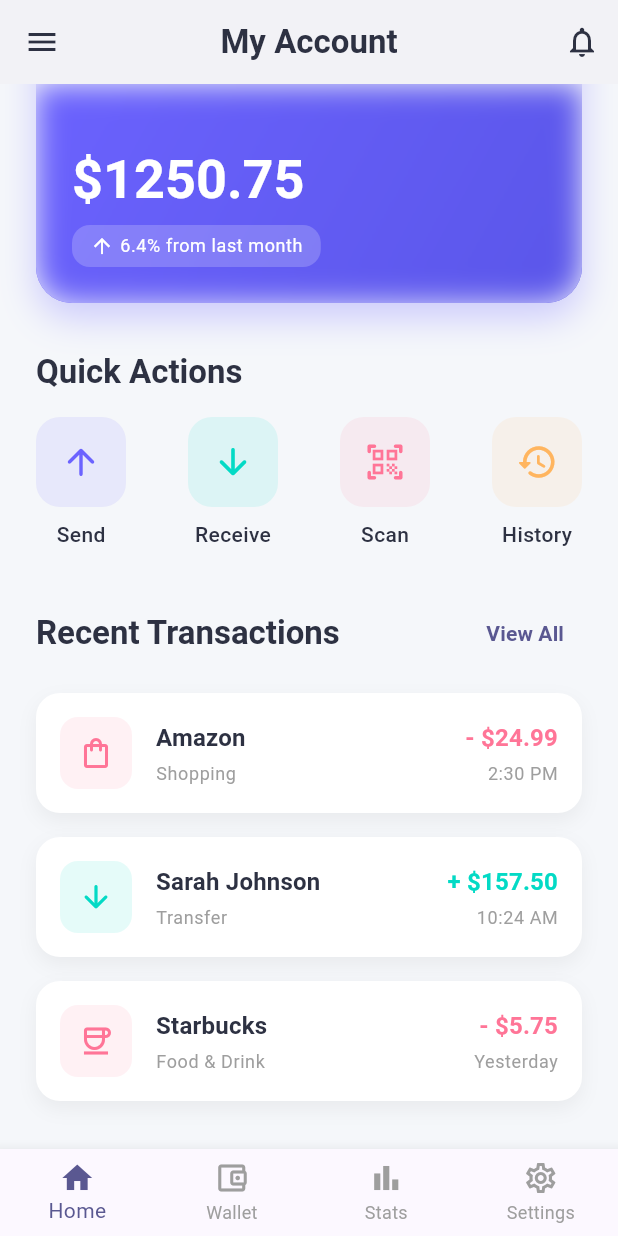
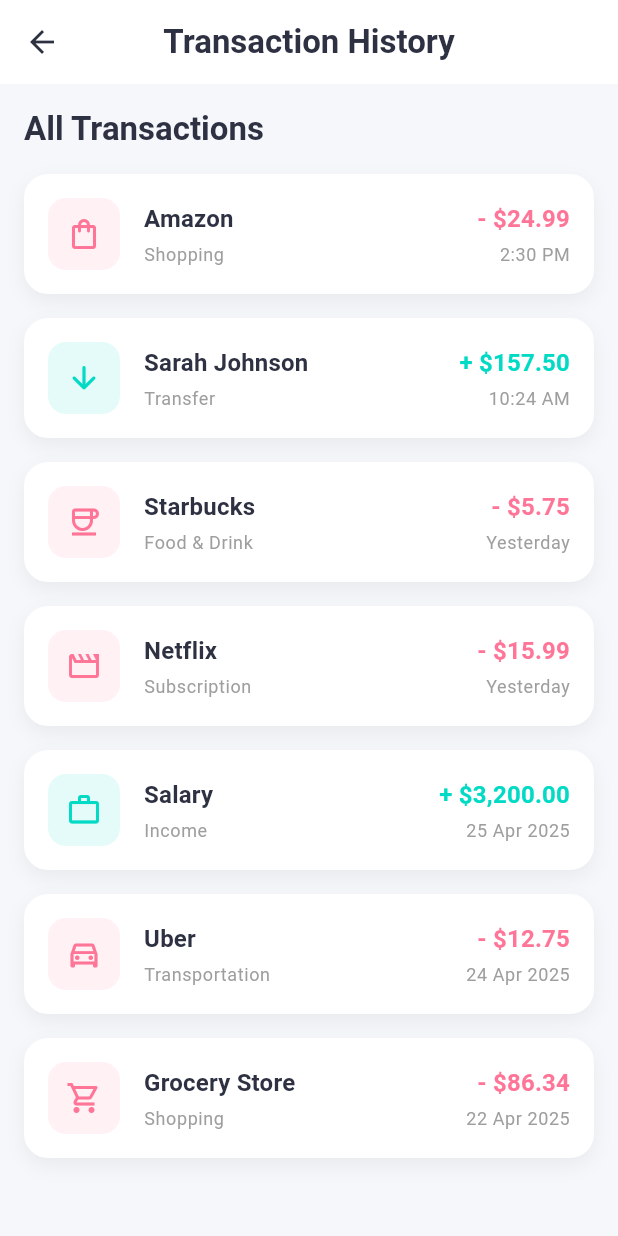
Before and after one commit to XKolz/user_card_app, a Flutter app: the screen it shows after launch, scrolled down 168 dp, after a tap on "View All", on a phone screen of 412 x 824 dp. Run offline on Flutter 3.47's test engine with Material 3 defaults, Android fonts, the phone set to English and light mode, and no system bars; Roboto replaces fonts that are missing (Poppins).

Commit message:
Added the transaction screen

```diff
--- a/lib/screens/home/user_balance_card.dart
+++ b/lib/screens/home/user_balance_card.dart
@@ -1,6 +1,7 @@
 import 'package:flutter/material.dart';
 import 'dart:ui';
 import '../../theme/app_theme.dart';
+import '../transactions/transaction_history_screen.dart';
 
 class UserBalanceCard extends StatelessWidget {
   final String userName;
@@ -93,7 +94,6 @@
                   ],
                 ),
 
-                // Rest of the content remains the same
                 const SizedBox(height: 32.0),
 
                 // Balance Card
@@ -188,7 +188,6 @@
                   ),
                 ),
 
-                // Rest of your UI code...
                 const SizedBox(height: 32.0),
 
                 // Quick actions
@@ -239,7 +238,13 @@
                       'History',
                       AppTheme.orangeColor,
                       () {
-                        print('History button clicked');
+                        // Navigate to transaction history
+                        Navigator.push(
+                          context,
+                          MaterialPageRoute(
+                            builder: (context) => const TransactionHistoryScreen(),
+                          ),
+                        );
                       },
                     ),
                   ],
@@ -260,7 +265,13 @@
                     ),
                     TextButton(
                       onPressed: () {
-                        print('View all transactions clicked');
+                        // Navigate to transaction history screen
+                        Navigator.push(
+                          context,
+                          MaterialPageRoute(
+                            builder: (context) => const TransactionHistoryScreen(),
+                          ),
+                        );
                       },
                       child: Text(
                         'View All',
@@ -317,7 +328,7 @@
     );
   }
 
-  // Your helper methods remain the same
+  // Helper methods
   Widget _buildActionButton(
     BuildContext context,
     IconData icon,
@@ -325,7 +336,6 @@
     Color color,
     VoidCallback onPressed,
   ) {
-    // Implementation unchanged
     return GestureDetector(
       onTap: onPressed,
       child: Column(
@@ -367,7 +377,6 @@
     IconData icon,
     String time,
   ) {
-    // Implementation unchanged
     final bool isNegative = amount.contains('-');
 
     return Container(
--- a/lib/screens/main_app.dart
+++ b/lib/screens/main_app.dart
@@ -4,6 +4,7 @@
 import 'wallet/wallet_screen.dart';
 import 'stats/stats_screen.dart';
 import 'settings/settings_screen.dart';
+import 'transactions/transaction_history_screen.dart';
 
 class MainApp extends StatefulWidget {
   const MainApp({Key? key}) : super(key: key);
@@ -105,8 +106,13 @@
             onTap: () {
               // Close the drawer first
               Navigator.pop(context);
-              // Show history page or dialog
-              print('Transaction History clicked');
+              // Navigate to Transaction History screen
+              Navigator.push(
+                context,
+                MaterialPageRoute(
+                  builder: (context) => const TransactionHistoryScreen(),
+                ),
+              );
             },
           ),
           _buildDrawerItem(
--- /dev/null
+++ b/lib/screens/transactions/transaction_history_screen.dart
@@ -0,0 +1,204 @@
+import 'package:flutter/material.dart';
+import '../../theme/app_theme.dart';
+
+class TransactionHistoryScreen extends StatelessWidget {
+  const TransactionHistoryScreen({Key? key}) : super(key: key);
+
+  @override
+  Widget build(BuildContext context) {
+    return Scaffold(
+      backgroundColor: AppTheme.backgroundColor,
+      appBar: AppBar(
+        title: const Text('Transaction History'),
+        centerTitle: true,
+        backgroundColor: Colors.white,
+        foregroundColor: AppTheme.darkTextColor,
+        elevation: 0,
+        leading: IconButton(
+          icon: const Icon(Icons.arrow_back),
+          onPressed: () => Navigator.pop(context),
+        ),
+      ),
+      body: SafeArea(
+        child: Padding(
+          padding: const EdgeInsets.all(16.0),
+          child: Column(
+            crossAxisAlignment: CrossAxisAlignment.start,
+            children: [
+              Text(
+                'All Transactions',
+                style: Theme.of(context).textTheme.titleLarge?.copyWith(
+                  color: AppTheme.darkTextColor,
+                  fontWeight: FontWeight.bold,
+                ),
+              ),
+              const SizedBox(height: 16.0),
+              Expanded(
+                child: ListView(
+                  children: [
+                    _buildTransactionItem(
+                      context,
+                      'Amazon',
+                      'Shopping',
+                      '- \$24.99',
+                      AppTheme.redColor,
+                      Icons.shopping_bag_outlined,
+                      '2:30 PM',
+                    ),
+                    const SizedBox(height: 16.0),
+                    _buildTransactionItem(
+                      context,
+                      'Sarah Johnson',
+                      'Transfer',
+                      '+ \$157.50',
+                      AppTheme.secondaryColor,
+                      Icons.arrow_downward_rounded,
+                      '10:24 AM',
+                    ),
+                    const SizedBox(height: 16.0),
+                    _buildTransactionItem(
+                      context,
+                      'Starbucks',
+                      'Food & Drink',
+                      '- \$5.75',
+                      AppTheme.redColor,
+                      Icons.coffee_outlined,
+                      'Yesterday',
+                    ),
+                    const SizedBox(height: 16.0),
+                    _buildTransactionItem(
+                      context,
+                      'Netflix',
+                      'Subscription',
+                      '- \$15.99',
+                      AppTheme.redColor,
+                      Icons.movie_outlined,
+                      'Yesterday',
+                    ),
+                    const SizedBox(height: 16.0),
+                    _buildTransactionItem(
+                      context,
+                      'Salary',
+                      'Income',
+                      '+ \$3,200.00',
+                      AppTheme.secondaryColor,
+                      Icons.work_outline,
+                      '25 Apr 2025',
+                    ),
+                    const SizedBox(height: 16.0),
+                    _buildTransactionItem(
+                      context,
+                      'Uber',
+                      'Transportation',
+                      '- \$12.75',
+                      AppTheme.redColor,
+                      Icons.directions_car_outlined,
+                      '24 Apr 2025',
+                    ),
+                    const SizedBox(height: 16.0),
+                    _buildTransactionItem(
+                      context,
+                      'Grocery Store',
+                      'Shopping',
+                      '- \$86.34',
+                      AppTheme.redColor,
+                      Icons.shopping_cart_outlined,
+                      '22 Apr 2025',
+                    ),
+                  ],
+                ),
+              ),
+            ],
+          ),
+        ),
+      ),
+    );
+  }
+
+  Widget _buildTransactionItem(
+    BuildContext context,
+    String title,
+    String subtitle,
+    String amount,
+    Color iconColor,
+    IconData icon,
+    String time,
+  ) {
+    final bool isNegative = amount.contains('-');
+
+    return Container(
+      padding: const EdgeInsets.all(16),
+      decoration: BoxDecoration(
+        color: Colors.white,
+        borderRadius: BorderRadius.circular(16),
+        boxShadow: [
+          BoxShadow(
+            color: Colors.black.withOpacity(0.05),
+            blurRadius: 10,
+            offset: const Offset(0, 5),
+          ),
+        ],
+      ),
+      child: Row(
+        children: [
+          Container(
+            width: 48,
+            height: 48,
+            decoration: BoxDecoration(
+              color: iconColor.withOpacity(0.1),
+              borderRadius: BorderRadius.circular(12),
+            ),
+            child: Center(
+              child: Icon(
+                icon,
+                color: iconColor,
+                size: 24,
+              ),
+            ),
+          ),
+          const SizedBox(width: 16),
+          Expanded(
+            child: Column(
+              crossAxisAlignment: CrossAxisAlignment.start,
+              children: [
+                Text(
+                  title,
+                  style: Theme.of(context).textTheme.titleMedium?.copyWith(
+                    fontWeight: FontWeight.w600,
+                    color: AppTheme.darkTextColor,
+                  ),
+                ),
+                const SizedBox(height: 4),
+                Text(
+                  subtitle,
+                  style: Theme.of(context).textTheme.bodySmall?.copyWith(
+                    color: Colors.grey,
+                  ),
+                ),
+              ],
+            ),
+          ),
+          Column(
+            crossAxisAlignment: CrossAxisAlignment.end,
+            children: [
+              Text(
+                amount,
+                style: Theme.of(context).textTheme.titleMedium?.copyWith(
+                  fontWeight: FontWeight.w600,
+                  color: isNegative ? AppTheme.redColor : AppTheme.secondaryColor,
+                ),
+              ),
+              const SizedBox(height: 4),
+              Text(
+                time,
+                style: Theme.of(context).textTheme.bodySmall?.copyWith(
+                  color: Colors.grey,
+                ),
+              ),
+            ],
+          ),
+        ],
+      ),
+    );
+  }
+}
```
